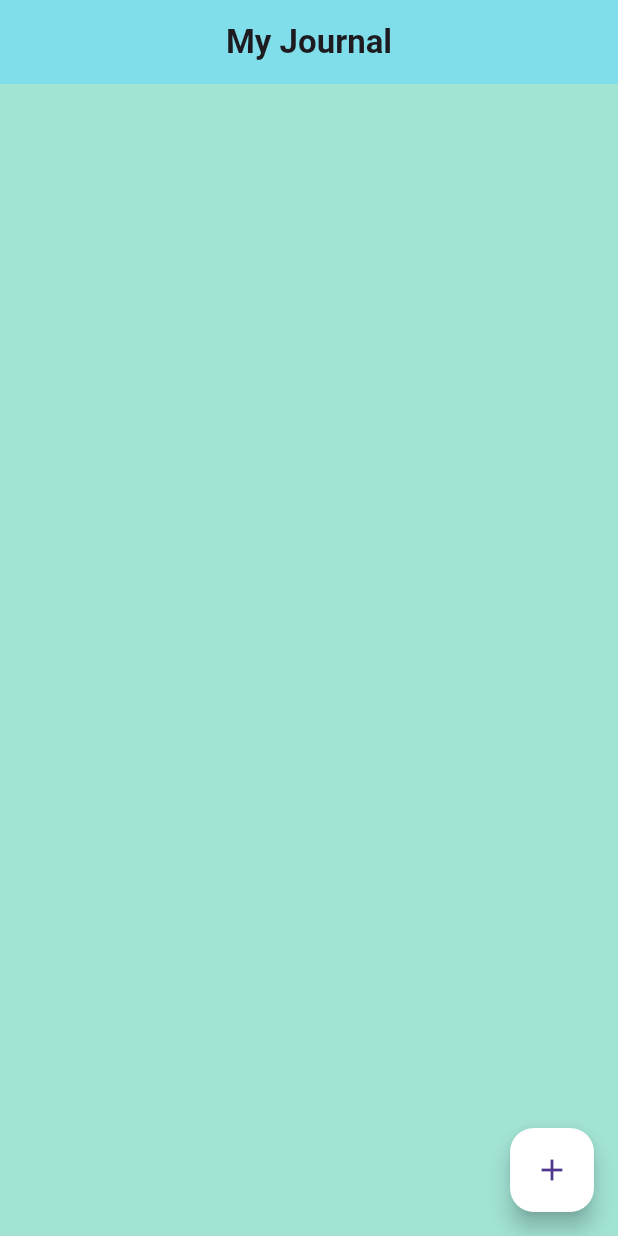
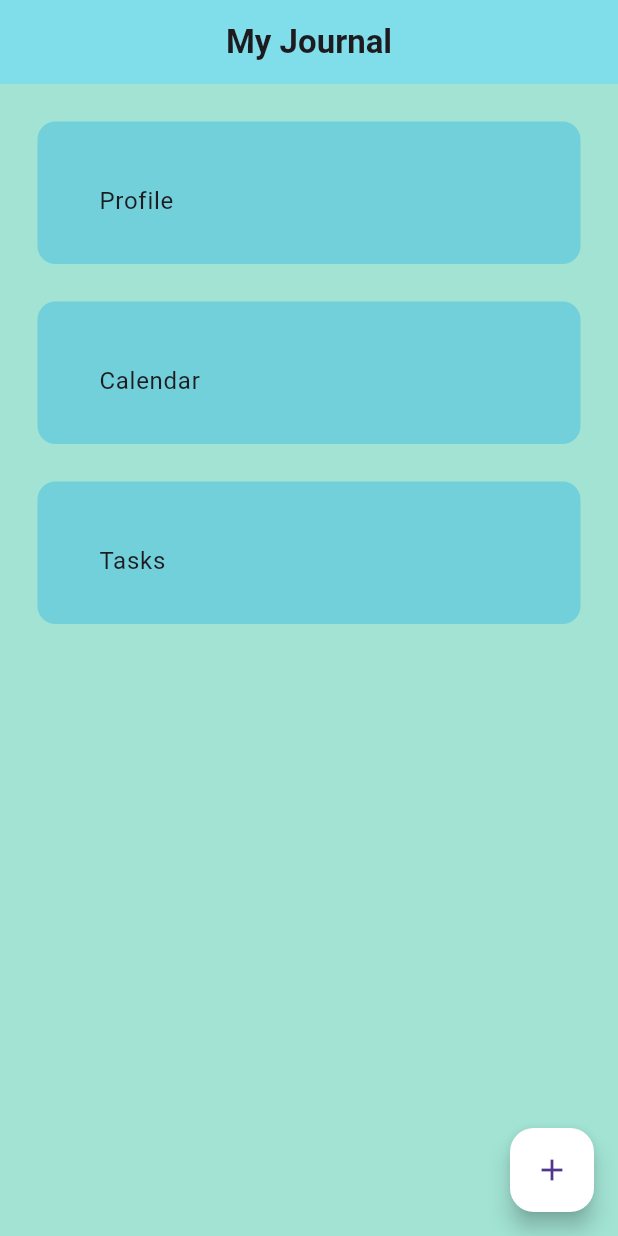
Before and after one commit to aorticio/todolists, a Flutter app: the screen it shows after launch, on a phone screen of 412 x 824 dp. Run offline on Flutter 3.47's test engine with Material 3 defaults, Android fonts, the phone set to English and light mode, and no system bars; our stand-ins replace cloud_firestore, firebase_core, flutter_spinkit, table_calendar; missing offline and left inert: dart:js_interop; accounts and stored records are empty; statements that could not run were skipped.

```diff
--- a/lib/components/myprofilepage.dart
+++ b/lib/components/myprofilepage.dart
@@ -1,15 +1,14 @@
 import 'package:flutter/material.dart';
 import 'package:flutter/rendering.dart';
-import 'package:todolist/main.dart';
 
-void main() {
-  runApp(MyApp());
-}
-abstract class MyProfilePage extends StatefulWidget {
+class MyProfilePage extends StatefulWidget {
   const MyProfilePage({super.key});
 
-  get Get => null;
+  @override
+  State<MyProfilePage> createState() => _MyProfilePageState();
+}
 
+class _MyProfilePageState extends State<MyProfilePage> {
   @override
   Widget build(BuildContext context) {
     return MaterialApp(
--- a/lib/pages/home_page.dart
+++ b/lib/pages/home_page.dart
@@ -1,5 +1,12 @@
+import 'dart:js_interop';
+
 import 'package:cloud_firestore/cloud_firestore.dart';
+import 'package:flutter/cupertino.dart';
 import 'package:flutter/material.dart';
+import 'package:flutter/widgets.dart';
+import 'package:todolist/components/mycalendar.dart';
+import 'package:todolist/components/myprofilepage.dart';
+import 'package:todolist/components/mytasks.dart';
 import 'package:todolist/components/todolist_tile.dart';
 import 'package:todolist/services/firebase.dart';
 import 'package:flutter_spinkit/flutter_spinkit.dart';
@@ -25,10 +32,11 @@ void openDialogBox({String? docID}) {
         actions: [
           ElevatedButton(
             onPressed: docID == null
-        ?  () {
+                ? () {
                     tasks.addTask(textEditingController.text);
                     Navigator.pop(context);
-        }: () {
+                  }
+                : () {
                     tasks.updateTask(docID, textEditingController.text);
                     Navigator.pop(context);
                   },
@@ -41,17 +49,20 @@ void openDialogBox({String? docID}) {
     );
   }
 
-void onDelete(String docID){
+  void onDelete(String docID) {
     tasks.deleteTask(docID);
   }
+
   @override
   Widget build(BuildContext context) {
     return Scaffold(
       floatingActionButton: FloatingActionButton(
         backgroundColor: Colors.white,
-         onPressed: () {openDialogBox();
+        onPressed: () {
+          openDialogBox();
         },
-         child: Icon(Icons.add,
+        child: Icon(
+          Icons.add,
         ),
       ),
       backgroundColor: Color.fromARGB(255, 162, 227, 212),
@@ -60,12 +71,60 @@ void onDelete(String docID){
         backgroundColor: Colors.cyan[200],
         title: const Text(
           'My Journal',
-          style:TextStyle(
+          style: TextStyle(
             fontWeight: FontWeight.bold,
           ),
         ),
       ),
-      body: StreamBuilder(
+      body: Column(
+        children: [
+          SizedBox(
+              height: 120,
+              child: Padding(
+                padding: const EdgeInsets.only(left: 25, right: 25, top: 25),
+                child: Container(
+                    padding: EdgeInsets.all(25),
+                    decoration: BoxDecoration(
+                      color: Color.fromARGB(255, 114, 208, 218),
+                      borderRadius: BorderRadius.circular(12),
+                    ),
+                    child: ListTile(
+                      title: Text('Profile'),
+                      onTap: () => Navigator.push(context, MaterialPageRoute(builder: (context) => MyProfilePage(),)),
+                    )),
+              )),
+               SizedBox(
+              height: 120,
+              child: Padding(
+                padding: const EdgeInsets.only(left: 25, right: 25, top: 25),
+                child: Container(
+                    padding: EdgeInsets.all(25),
+                    decoration: BoxDecoration(
+                      color: Color.fromARGB(255, 114, 208, 218),
+                      borderRadius: BorderRadius.circular(12),
+                    ),
+                    child: ListTile(
+                      title: Text('Calendar'),
+                      onTap: () => Navigator.push(context, MaterialPageRoute(builder: (context) => MyCalendar(),)),
+                    )),
+              )),
+               SizedBox(
+              height: 120,
+              child: Padding(
+                padding: const EdgeInsets.only(left: 25, right: 25, top: 25),
+                child: Container(
+                    padding: EdgeInsets.all(25),
+                    decoration: BoxDecoration(
+                      color: Color.fromARGB(255, 114, 208, 218),
+                      borderRadius: BorderRadius.circular(12),
+                    ),
+                    child: ListTile(
+                      title: Text('Tasks'),
+                      onTap: () => Navigator.push(context, MaterialPageRoute(builder: (context) => MyTask(),)),
+                    )),
+              )),
+          Expanded(
+            child: StreamBuilder(
               stream: tasks.getTasks,
               builder: (context, snapshot) {
                 if (snapshot.hasData) {
@@ -78,13 +137,17 @@ void onDelete(String docID){
                           data: doc['task'],
                           onPressed: () => openDialogBox(docID: doc.id),
                           onDelete: () => onDelete(doc.id),
+                          page: null,
                         );
-            }
-          );
+                      });
                 } else {
-            return Center(child: SpinKitFadingFour(color: Colors.black, size: 55));
+                  return Center(
+                      child: SpinKitFadingFour(color: Colors.black, size: 55));
                 }
               },
+            ),
+          ),
+        ],
       ),
     );
   }
```
Also changed, not shown: lib/components/mytabbedpage.dart (deleted, +0 -54 lines), lib/components/mytasks.dart (+72 -27 lines), lib/components/todolist_tile.dart (+11 -26 lines). Lines whose indentation alone changed are shown as unchanged.
